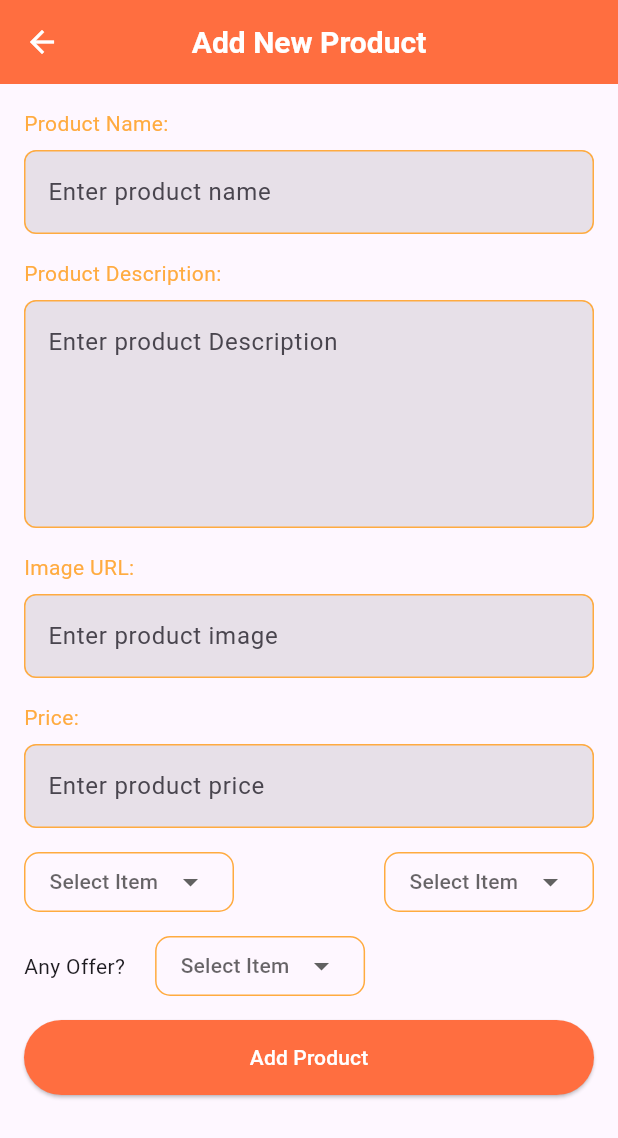
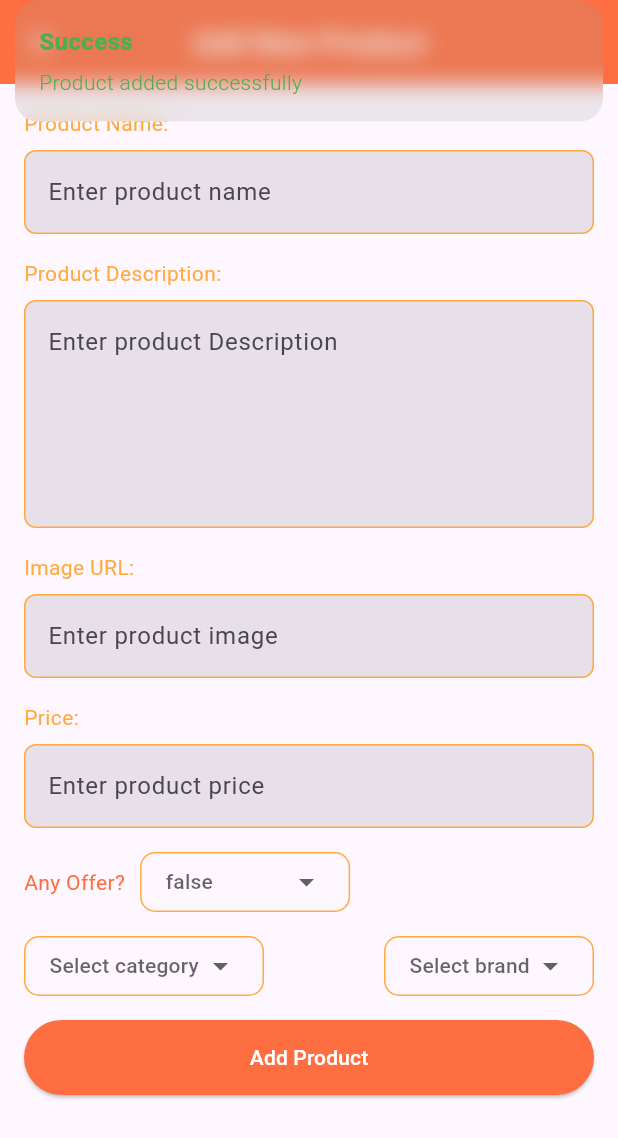
Before and after one commit to Zaminur151/Hasan_Shop_Admin, a Flutter app: the AddProductPage screen opened directly, after a tap on "Add Product", on a phone screen of 412 x 824 dp. Shown: the top 1138 px of the screen. Run offline on Flutter 3.47's test engine with Material 3 defaults, Android fonts, the phone set to English and light mode, and no system bars; drawn by our look-alikes of dropdown_button2; our stand-ins replace cloud_firestore, firebase_core, get; accounts and stored records are empty.

Commit message:
Implemented method (new product add, fetch all products, delete product)

```diff
--- a/lib/controller/home_controller.dart
+++ b/lib/controller/home_controller.dart
@@ -1,14 +1,85 @@
+import 'package:cloud_firestore/cloud_firestore.dart';
+import 'package:flutter/material.dart';
 import 'package:get/get.dart';
+import 'package:hasan_shop/model/product/product.dart';
 
 class HomeController extends GetxController {
-  String test ='test text';
+  FirebaseFirestore fireStore=FirebaseFirestore.instance;
+  late CollectionReference collectionReference;
+
+  bool? offer;
+  String? brand;
+  String? category;
+  TextEditingController productNameCtl = TextEditingController();
+  TextEditingController descriptionCtl = TextEditingController();
+  TextEditingController imageCtl = TextEditingController();
+  TextEditingController priceCtl = TextEditingController();
+
+  List<Product> products =[];
 
   @override
-  void onInit() {
+  Future<void> onInit() async {
+    collectionReference = fireStore.collection('products');
+    await fetchProduct();
     super.onInit();
   }
 
-  testMethod(){
-    print(test??"");
+  addProduct(){
+    try {
+      DocumentReference doc = collectionReference.doc();
+      Product product= Product(
+        id: doc.id,
+        name: productNameCtl.text.trim(),
+        description: descriptionCtl.text.trim(),
+        image: imageCtl.text.trim(),
+        brand: brand,
+        category: category,
+        isOffer: offer,
+        price: double.tryParse(priceCtl.text.trim()),
+      );
+      final productJson = product.toJson();
+      doc.set(productJson);
+      Get.snackbar("Success", "Product added successfully",colorText: Colors.green);
+    } on Exception catch (e) {
+      Get.snackbar("Error", e.toString(),colorText: Colors.red);
+    }finally{
+      update();
+    }
   }
+
+  fetchProduct()async{
+    try {
+      QuerySnapshot productSnapShot = await collectionReference.get();
+      final List<Product> retrievedProduct= productSnapShot.docs.map((doc) =>
+          Product.fromJson(doc.data() as Map<String,dynamic>)).toList();
+      products.clear();
+      products.assignAll(retrievedProduct);
+    } on Exception catch (e) {
+      Get.snackbar("Error", e.toString(),colorText: Colors.red);
+    }finally{
+      update();
+    }
+  }
+
+  deleteProduct(String id) async {
+    try {
+      collectionReference.doc(id).delete();
+      await fetchProduct();
+      Get.snackbar("Success","Product deleted successfully",colorText: Colors.green);
+    } on Exception catch (e) {
+      Get.snackbar("Error", e.toString(),colorText: Colors.red);
+    }
+  }
+
+  setDefaultValue(){
+    productNameCtl.clear();
+    descriptionCtl.clear();
+    imageCtl.clear();
+    priceCtl.clear();
+    brand = 'Select brand';
+    category = 'Select category';
+    offer = false;
+    update();
+  }
+
 }
--- a/lib/main.dart
+++ b/lib/main.dart
@@ -6,9 +6,9 @@ import 'package:hasan_shop/firebase_option.dart';
 import 'pages/home_screen.dart';
 
 
-void main() {
+Future<void> main() async {
   WidgetsFlutterBinding.ensureInitialized();
-  Firebase.initializeApp(options: firebaseOptions);
+  await Firebase.initializeApp(options: firebaseOptions);
   Get.put(HomeController());
   runApp(const MyApp());
 }
--- /dev/null
+++ b/lib/model/product/product.dart
@@ -0,0 +1,43 @@
+import 'package:json_annotation/json_annotation.dart';
+part 'product.g.dart';
+
+@JsonSerializable()
+class Product {
+  @JsonKey(name: "id")
+  String? id;
+
+  @JsonKey(name: "name")
+  String? name;
+
+  @JsonKey(name: "description")
+  String? description;
+
+  @JsonKey(name: "category")
+  String? category;
+
+  @JsonKey(name: "image")
+  String? image;
+
+  @JsonKey(name: "price")
+  double? price;
+
+  @JsonKey(name: "brand")
+  String? brand;
+
+  @JsonKey(name: "isOffer")
+  bool? isOffer;
+
+  Product({
+    this.id,
+    this.name,
+    this.description,
+    this.category,
+    this.image,
+    this.isOffer,
+    this.price,
+    this.brand,
+  });
+
+  factory Product.fromJson(Map<String, dynamic> json) => _$ProductFromJson(json);
+  Map<String, dynamic> toJson() => _$ProductToJson(this);
+}
--- a/lib/pages/add_product_screen.dart
+++ b/lib/pages/add_product_screen.dart
@@ -1,4 +1,8 @@
+import 'dart:io';
+
 import 'package:flutter/material.dart';
+import 'package:get/get.dart';
+import 'package:hasan_shop/controller/home_controller.dart';
 import 'package:hasan_shop/widgets/drop_down_button.dart';
 import 'package:hasan_shop/widgets/text_field.dart';
 
@@ -6,11 +10,15 @@ class AddProductPage extends StatelessWidget {
   const AddProductPage({super.key});
 
 
-
   @override
   Widget build(BuildContext context) {
+    return GetBuilder<HomeController>(builder: (ctrl) {
       return Scaffold(
-      appBar: AppBar(title: Text("Add New Product",style: TextStyle(fontSize: 20,fontWeight: FontWeight.w700), ),centerTitle: true,backgroundColor: Colors.deepOrangeAccent,foregroundColor: Colors.white,),
+        appBar: AppBar(title: Text("Add New Product",
+          style: TextStyle(fontSize: 20, fontWeight: FontWeight.w700),),
+          centerTitle: true,
+          backgroundColor: Colors.deepOrangeAccent,
+          foregroundColor: Colors.white,),
         body: SingleChildScrollView(
           child: Padding(
             padding: const EdgeInsets.all(16),
@@ -20,37 +28,69 @@ class AddProductPage extends StatelessWidget {
                   runSpacing: 16,
                   children: [
                     CustomTextField(
+                      controller: ctrl.productNameCtl,
                       label: 'Product Name',
                       hintText: 'Enter product name',
                     ),
                     CustomTextField(
+                      controller: ctrl.descriptionCtl,
                       label: 'Product Description',
                       hintText: 'Enter product Description',
                       maxLine: 5,
                     ),
                     CustomTextField(
+                      controller: ctrl.imageCtl,
                       label: 'Image URL',
                       hintText: 'Enter product image',
                     ),
                     CustomTextField(
+                      controller: ctrl.priceCtl,
                       label: 'Price',
                       hintText: 'Enter product price',
                     ),
                     Row(
-                    mainAxisAlignment: MainAxisAlignment.spaceBetween,
                       children: [
-                      CustomDropDownBtn(items: ['shop_1','shop_2','shop_3'], onSelect: (selectedValue ) { print(selectedValue); },),
-                      CustomDropDownBtn(items: ['brand_1','brand_2','brand_3'],onSelect: (selectedValue ) { print(selectedValue); },),
+                        Text("Any Offer?",style: TextStyle(color: Colors.deepOrangeAccent),),
+                        SizedBox(width: 10,),
+                        CustomDropDownBtn(
+                          hint: ctrl.offer == null?"Select offer": ctrl.offer.toString(),
+                          items: [
+                            'true',
+                            'false',
+                          ], onSelect: (selectedValue) {
+                          ctrl.offer = bool.tryParse(selectedValue?? 'false') ;
+                          ctrl.update();
+                        },)
                       ],
                     ),
                     Row(
+                      mainAxisAlignment: MainAxisAlignment.spaceBetween,
                       children: [
-                      Text("Any Offer?"),
-                      SizedBox(width: 20,),
-                      CustomDropDownBtn(items: ['offer_1','offer_2','offer_3'],onSelect: (selectedValue ) { print(selectedValue); },)
+                        CustomDropDownBtn(
+                          width: 160,
+                          hint: ctrl.category??"Select category",
+                          items: ['shop_1', 'shop_2', 'shop_3'],
+                          onSelect: (selectedValue) {
+                            ctrl.category = selectedValue;
+                            ctrl.update();
+                          },),
+                        CustomDropDownBtn(
+                          hint: ctrl.brand??"Select brand",
+                          items: [
+                          'brand_1',
+                          'brand_2',
+                          'brand_3'
+                        ], onSelect: (selectedValue) {
+                          ctrl.brand = selectedValue;
+                          ctrl.update();
+                        },),
                       ],
                     ),
-                  ElevatedButton(onPressed: (){},
+                    ElevatedButton(
+                        onPressed: () {
+                          ctrl.addProduct();
+                          ctrl.setDefaultValue();
+                        },
                         style: ElevatedButton.styleFrom(
                             backgroundColor: Colors.deepOrangeAccent,
                             foregroundColor: Colors.white,
@@ -65,5 +105,6 @@ class AddProductPage extends StatelessWidget {
           ),
         ),
       );
+    });
   }
 }
--- a/lib/pages/home_screen.dart
+++ b/lib/pages/home_screen.dart
@@ -20,7 +20,7 @@ class HomePage extends StatelessWidget {
           padding: const EdgeInsets.symmetric(horizontal: 16),
           child: ListView.separated(
               padding: EdgeInsets.only(top: 16),
-              itemCount: 10,
+              itemCount: ctrl.products.length,
               separatorBuilder: (context, index) => SizedBox(height: 10),
               itemBuilder: (context, index) {
                 return Container(
@@ -41,13 +41,13 @@ class HomePage extends StatelessWidget {
                           Column(
                             crossAxisAlignment: CrossAxisAlignment.start,
                             children: [
-                              Text("Product Name"),
-                              Text("Price", style: TextStyle(
+                              Text(ctrl.products[index].name??""),
+                              Text(ctrl.products[index].price.toString(), style: TextStyle(
                                   fontSize: 12, color: Colors.black54),),
                             ],
                           ),
                           IconButton(onPressed: () {
-                            ctrl.testMethod();
+                            ctrl.deleteProduct(ctrl.products[index].id!);
                           },
                               icon: Icon(Icons.delete_forever)),
                         ],
--- a/lib/widgets/drop_down_button.dart
+++ b/lib/widgets/drop_down_button.dart
@@ -6,8 +6,9 @@ String? selectedValue;
 class CustomDropDownBtn extends StatelessWidget {
   final List<String> items;
   final String hint;
+  final double width;
   final Function(String?) onSelect;
-  const CustomDropDownBtn({super.key, required this.items, this.hint='Select Item',required this.onSelect});
+  const CustomDropDownBtn({super.key, required this.items,this.width= 140, this.hint="",required this.onSelect});
 
 
 
@@ -41,7 +42,7 @@ class CustomDropDownBtn extends StatelessWidget {
         buttonStyleData: ButtonStyleData(
             padding: EdgeInsets.symmetric(horizontal: 16),
             height: 40,
-            width: 140,
+            width: width,
             decoration: BoxDecoration(
               border: Border.all(
                   width: 1,
--- a/lib/widgets/text_field.dart
+++ b/lib/widgets/text_field.dart
@@ -5,7 +5,8 @@ class CustomTextField extends StatelessWidget {
   final String hintText;
   final bool isField;
   final int maxLine;
-  const CustomTextField({super.key, required this.label, this.hintText='',this.isField = true, this.maxLine=1});
+  final TextEditingController controller;
+  const CustomTextField({super.key,required this.controller, required this.label, this.hintText='',this.isField = true, this.maxLine=1});
 
   @override
   Widget build(BuildContext context) {
@@ -15,6 +16,7 @@ class CustomTextField extends StatelessWidget {
         Text("$label:",style: TextStyle(color: Colors.orangeAccent),),
         SizedBox(height: 8,),
         TextField(
+          controller: controller,
           maxLines: maxLine,
           cursorColor: Colors.orangeAccent,
           decoration: InputDecoration(
--- a/pubspec.yaml
+++ b/pubspec.yaml
@@ -34,13 +34,14 @@ dependencies:
   cloud_firestore: ^5.6.3
   get: ^4.6.6
   dropdown_button2: ^2.3.9
-  # The following adds the Cupertino Icons font to your application.
-  # Use with the CupertinoIcons class for iOS style icons.
   cupertino_icons: ^1.0.8
+  json_annotation: ^4.9.0
 
 dev_dependencies:
   flutter_test:
     sdk: flutter
+  json_serializable: ^6.9.4
+  build_runner: ^2.4.15
 
   # The "flutter_lints" package below contains a set of recommended lints to
   # encourage good coding practices. The lint set provided by the package is
```
Also changed, not shown: lib/model/product/product.g.dart (added), pubspec.lock. Lines whose indentation alone changed are shown as unchanged.
